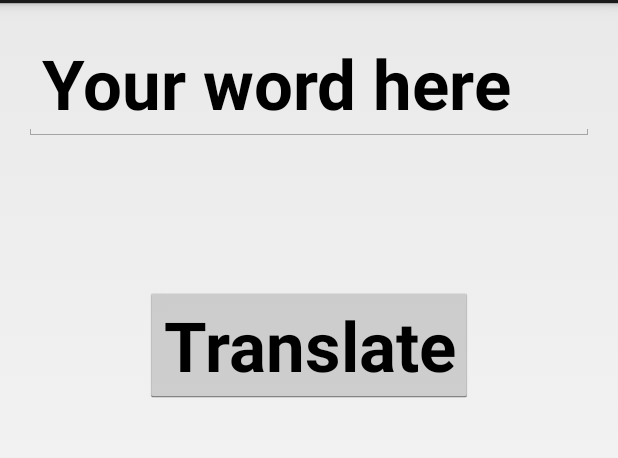
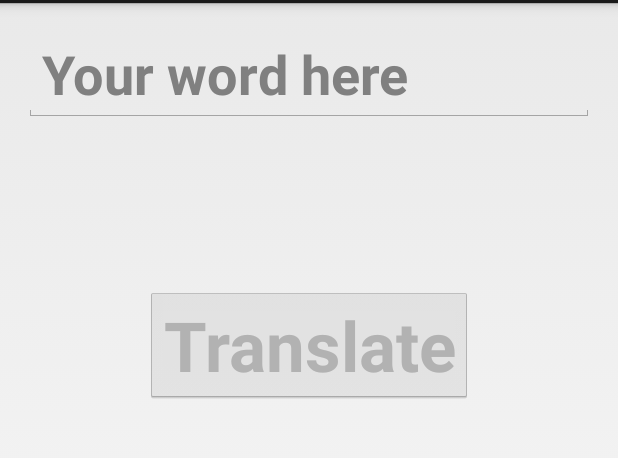
Before and after one commit to vadimsemenov/University, an Android app: the screen it shows after launch (MainActivity), on a phone screen of 412 x 824 dp, the part 69-527 px from its top. Run offline under Robolectric (Android 15) with nearby library versions, the light colour scheme and no system bars.

Commit message:
some features added

```diff
--- a/android-course/brandnewtranslator/app/src/main/java/ru/ifmo/md/lesson3/brandnewtranslator/MainActivity.java
+++ b/android-course/brandnewtranslator/app/src/main/java/ru/ifmo/md/lesson3/brandnewtranslator/MainActivity.java
@@ -3,12 +3,15 @@ package ru.ifmo.md.lesson3.brandnewtranslator;
 import android.app.Activity;
 import android.content.Intent;
 import android.os.Bundle;
+import android.text.Editable;
+import android.text.TextWatcher;
 import android.util.Log;
 import android.view.Menu;
 import android.view.MenuItem;
 import android.view.View;
 import android.widget.Button;
 import android.widget.EditText;
+import android.widget.TextView;
 
 
 public class MainActivity extends Activity {
@@ -26,8 +29,25 @@ public class MainActivity extends Activity {
         super.onCreate(savedInstanceState);
         setContentView(R.layout.activity_main);
 
-        editText = (EditText) findViewById(R.id.wordField); // TODO: add hint
+        editText = (EditText) findViewById(R.id.wordField);
         button = (Button) findViewById(R.id.translateButton);
+
+        editText.addTextChangedListener(new TextWatcher() {
+            @Override
+            public void beforeTextChanged(CharSequence charSequence, int i, int i2, int i3) {
+                // nothing
+            }
+
+            @Override
+            public void onTextChanged(CharSequence charSequence, int i, int i2, int i3) {
+                // nothing
+            }
+
+            @Override
+            public void afterTextChanged(Editable editable) {
+                button.setEnabled(editText.getText().length() > 0);
+            }
+        });
 
         button.setOnClickListener(new View.OnClickListener() {
             private static final String TAG = "Anon OnClickListener";
@@ -38,6 +58,7 @@ public class MainActivity extends Activity {
                 Intent intent = new Intent(MainActivity.this, AnotherActivity.class);
                 String word = editText.getText().toString();
                 intent.putExtra(EXTRA_MESSAGE, word);
+                editText.setText("", TextView.BufferType.EDITABLE);
                 startActivity(intent);
             }
         });
--- a/android-course/brandnewtranslator/app/src/main/res/layout/activity_main.xml
+++ b/android-course/brandnewtranslator/app/src/main/res/layout/activity_main.xml
@@ -17,10 +17,12 @@
         android:layout_alignParentStart="true"
         android:layout_alignParentTop="true"
         android:enabled="true"
+        android:focusable="true"
         android:focusableInTouchMode="true"
+        android:hint="@string/test"
+        android:imeOptions="actionSearch"
         android:inputType="text"
-        android:text="@string/test"
-        android:textSize="46sp"
+        android:textSize="36sp"
         android:textStyle="bold"
         android:typeface="normal"
         android:visibility="visible"/>
@@ -32,6 +34,8 @@
         android:layout_alignParentTop="true"
         android:layout_centerHorizontal="true"
         android:layout_marginTop="173dp"
+        android:enabled="false"
+        android:focusable="false"
         android:text="Translate"
         android:textSize="46sp"
         android:textStyle="bold"/>
```
Also changed, not shown: android-course/brandnewtranslator/app/src/main/res/layout/images.xml (deleted, +0 -68 lines).
